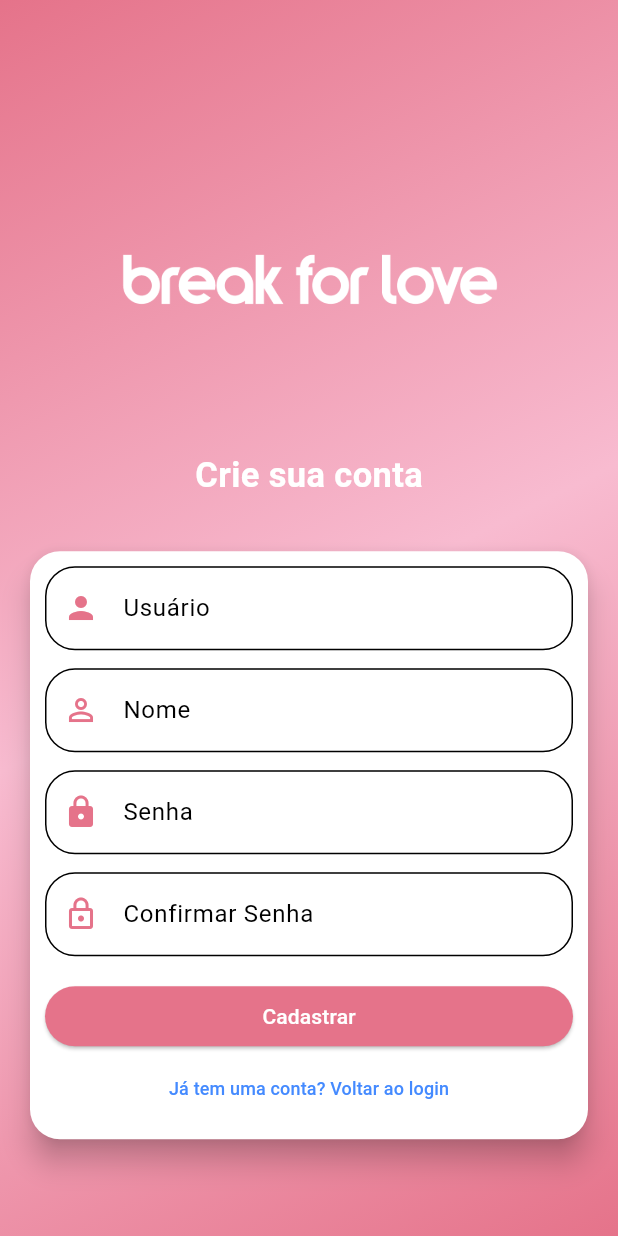
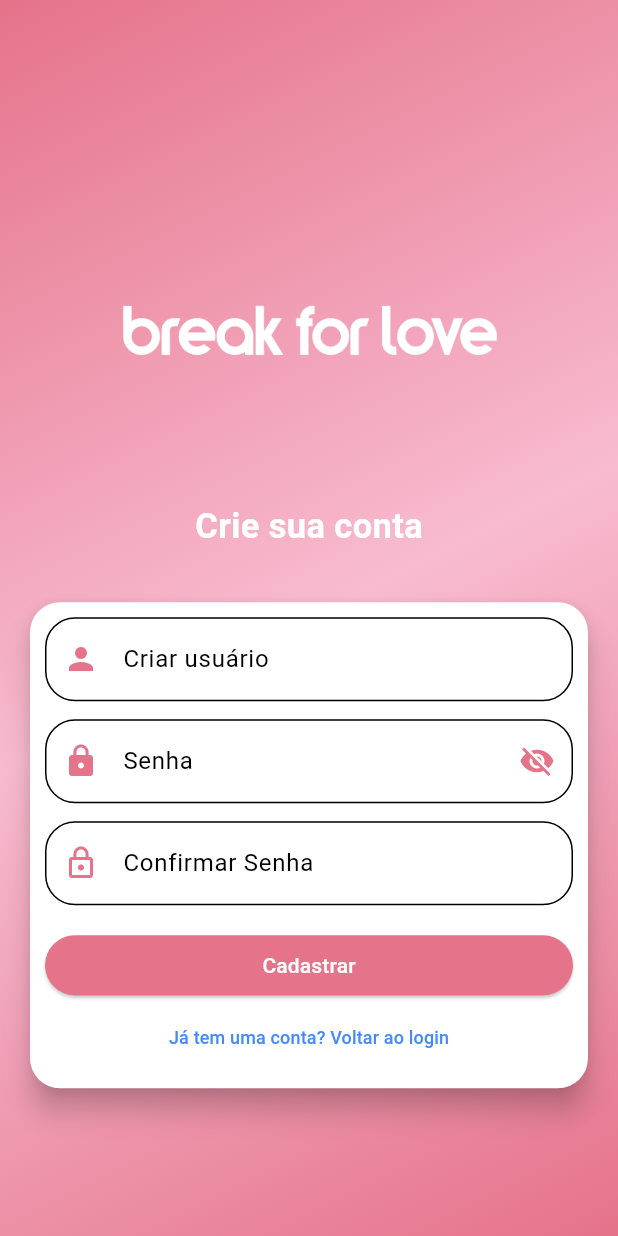
Before and after one commit to SamuelRamos338/breakforlove-conexao, a Flutter app: the RegisterScreen screen opened directly, on a phone screen of 412 x 824 dp. Run offline on Flutter 3.47's test engine with Material 3 defaults, Android fonts, the phone set to English and light mode, and no system bars; our stand-ins replace google_nav_bar, table_calendar; accounts and stored records are empty.

Commit message:
correçao do erro 400

```diff
--- a/lib/src/register_screen.dart
+++ b/lib/src/register_screen.dart
@@ -11,7 +11,6 @@ class RegisterScreen extends StatefulWidget {
 
 class _RegisterScreenState extends State<RegisterScreen> with SingleTickerProviderStateMixin {
   final _userController = TextEditingController();
-  final _nameController = TextEditingController();
   final _passwordController = TextEditingController();
   final _confirmPasswordController = TextEditingController();
   bool _visible = false;
@@ -42,11 +41,6 @@ class _RegisterScreenState extends State<RegisterScreen> with SingleTickerProvid
   }
 
   Future<void> _register() async {
-    if (_userController.text.isEmpty || _nameController.text.isEmpty || _passwordController.text.isEmpty || _confirmPasswordController.text.isEmpty) {
-      _showError('Todos os campos são obrigatórios.');
-      return;
-    }
-
     if (_passwordController.text != _confirmPasswordController.text) {
       _showError('As senhas não coincidem.');
       return;
@@ -55,21 +49,20 @@ class _RegisterScreenState extends State<RegisterScreen> with SingleTickerProvid
     setState(() => _isLoading = true);
     try {
       final response = await http.post(
-        Uri.parse('http://192.168.0.104:3000/api/usuario/cadastrar'),
+        Uri.parse('http://192.168.0.104:3000/api/usuarioRoute/cadastrar'),
         headers: {'Content-Type': 'application/json'},
         body: jsonEncode({
           'usuario': _userController.text,
-          'nome': _nameController.text,
           'senha': _passwordController.text,
+          'nome': 'Nome do Usuário',
         }),
       );
 
       if (response.statusCode == 201) {
-        final data = jsonDecode(response.body);
         ScaffoldMessenger.of(context).showSnackBar(
-          const SnackBar(content: Text('Cadastro realizado com sucesso!')),
+          const SnackBar(content: Text('Usuário cadastrado com sucesso!')),
         );
-        Navigator.pop(context); // Retorna para a tela de login
+        Navigator.pop(context);
       } else {
         final data = jsonDecode(response.body);
         _showError(data['msg'] ?? 'Erro ao cadastrar usuário.');
@@ -151,7 +144,6 @@ class _RegisterScreenState extends State<RegisterScreen> with SingleTickerProvid
                       curve: Curves.easeOutCubic,
                       child: _RegisterScreenForm(
                         userController: _userController,
-                        nameController: _nameController,
                         passwordController: _passwordController,
                         confirmPasswordController: _confirmPasswordController,
                         onRegisterTap: _register,
@@ -172,9 +164,8 @@ class _RegisterScreenState extends State<RegisterScreen> with SingleTickerProvid
   }
 }
 
-class _RegisterScreenForm extends StatelessWidget {
+class _RegisterScreenForm extends StatefulWidget {
   final TextEditingController userController;
-  final TextEditingController nameController;
   final TextEditingController passwordController;
   final TextEditingController confirmPasswordController;
   final VoidCallback onRegisterTap;
@@ -183,7 +174,6 @@ class _RegisterScreenForm extends StatelessWidget {
 
   const _RegisterScreenForm({
     required this.userController,
-    required this.nameController,
     required this.passwordController,
     required this.confirmPasswordController,
     required this.onRegisterTap,
@@ -192,10 +182,16 @@ class _RegisterScreenForm extends StatelessWidget {
   });
 
   @override
+  State<_RegisterScreenForm> createState() => _RegisterScreenFormState();
+}
+
+class _RegisterScreenFormState extends State<_RegisterScreenForm> {
+  bool _showPassword = false;
+
+  @override
   Widget build(BuildContext context) {
+    final iconColor = Theme.of(context).iconTheme.color;
     final primaryColor = Theme.of(context).colorScheme.primary;
-    final iconColor = Theme.of(context).iconTheme.color;
-
     return Card(
       color: Colors.white,
       elevation: 8,
@@ -206,9 +202,9 @@ class _RegisterScreenForm extends StatelessWidget {
           mainAxisSize: MainAxisSize.min,
           children: [
             TextField(
-              controller: userController,
+              controller: widget.userController,
               decoration: InputDecoration(
-                labelText: 'Usuário',
+                labelText: 'Criar usuário',
                 prefixIcon: Icon(Icons.person, color: iconColor),
                 border: OutlineInputBorder(
                   borderRadius: BorderRadius.circular(20),
@@ -217,31 +213,29 @@ class _RegisterScreenForm extends StatelessWidget {
             ),
             const SizedBox(height: 12),
             TextField(
-              controller: nameController,
-              decoration: InputDecoration(
-                labelText: 'Nome',
-                prefixIcon: Icon(Icons.person_outline, color: iconColor),
-                border: OutlineInputBorder(
-                  borderRadius: BorderRadius.circular(20),
-                ),
-              ),
-            ),
-            const SizedBox(height: 12),
-            TextField(
-              controller: passwordController,
-              obscureText: true,
+              controller: widget.passwordController,
+              obscureText: !_showPassword,
               decoration: InputDecoration(
                 labelText: 'Senha',
                 prefixIcon: Icon(Icons.lock, color: iconColor),
                 border: OutlineInputBorder(
                   borderRadius: BorderRadius.circular(20),
                 ),
+                suffixIcon: IconButton(
+                  icon: Icon(
+                    _showPassword ? Icons.visibility : Icons.visibility_off,
+                    color: iconColor,
+                  ),
+                  onPressed: () {
+                    setState(() => _showPassword = !_showPassword);
+                  },
+                ),
               ),
             ),
             const SizedBox(height: 12),
             TextField(
-              controller: confirmPasswordController,
-              obscureText: true,
+              controller: widget.confirmPasswordController,
+              obscureText: !_showPassword,
               decoration: InputDecoration(
                 labelText: 'Confirmar Senha',
                 prefixIcon: Icon(Icons.lock_outline, color: iconColor),
@@ -261,8 +255,8 @@ class _RegisterScreenForm extends StatelessWidget {
                         borderRadius: BorderRadius.circular(20),
                       ),
                     ),
-                    onPressed: isLoading ? null : onRegisterTap,
-                    child: isLoading
+                    onPressed: widget.isLoading ? null : widget.onRegisterTap,
+                    child: widget.isLoading
                         ? const CircularProgressIndicator(color: Colors.white)
                         : const Text(
                       'Cadastrar',
@@ -273,7 +267,7 @@ class _RegisterScreenForm extends StatelessWidget {
               ],
             ),
             TextButton(
-              onPressed: onLoginTap,
+              onPressed: widget.onLoginTap,
               child: const Text(
                 'Já tem uma conta? Voltar ao login',
                 style: TextStyle(
```
Also changed, not shown: lib/src/login_screen.dart (+23 -23 lines), 4 other files.
